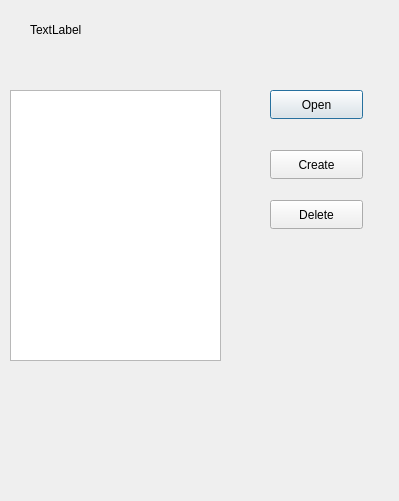
CS180-spring/cs180-21-wooohooo, file collection.ui: the form before one commit.
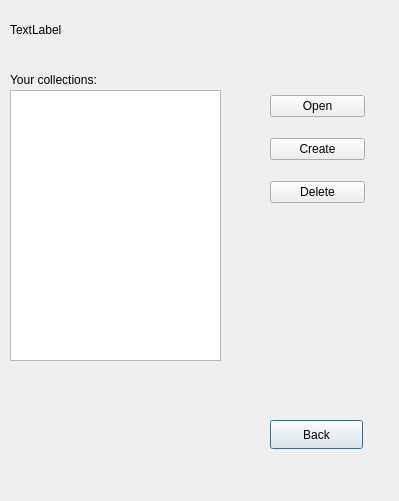
The form after the commit.

Commit message: update on open collection functionality

The edit to the form file:
```diff
--- a/collection.ui
+++ b/collection.ui
@@ -13,49 +13,10 @@
   <property name="windowTitle">
    <string>Dialog</string>
   </property>
-  <widget class="QPushButton" name="open">
-   <property name="geometry">
-    <rect>
-     <x>270</x>
-     <y>90</y>
-     <width>93</width>
-     <height>29</height>
-    </rect>
-   </property>
-   <property name="text">
-    <string>Open</string>
-   </property>
-  </widget>
-  <widget class="QPushButton" name="create">
-   <property name="geometry">
-    <rect>
-     <x>270</x>
-     <y>150</y>
-     <width>93</width>
-     <height>29</height>
-    </rect>
-   </property>
-   <property name="text">
-    <string>Create</string>
-   </property>
-  </widget>
-  <widget class="QPushButton" name="delete_2">
-   <property name="geometry">
-    <rect>
-     <x>270</x>
-     <y>200</y>
-     <width>93</width>
-     <height>29</height>
-    </rect>
-   </property>
-   <property name="text">
-    <string>Delete</string>
-   </property>
-  </widget>
   <widget class="QLabel" name="label">
    <property name="geometry">
     <rect>
-     <x>30</x>
+     <x>10</x>
      <y>20</y>
      <width>131</width>
      <height>20</height>
@@ -75,6 +36,65 @@
     </rect>
    </property>
   </widget>
+  <widget class="QLabel" name="label_2">
+   <property name="geometry">
+    <rect>
+     <x>10</x>
+     <y>70</y>
+     <width>121</width>
+     <height>20</height>
+    </rect>
+   </property>
+   <property name="text">
+    <string>Your collections:</string>
+   </property>
+  </widget>
+  <widget class="QPushButton" name="back">
+   <property name="geometry">
+    <rect>
+     <x>270</x>
+     <y>420</y>
+     <width>93</width>
+     <height>29</height>
+    </rect>
+   </property>
+   <property name="text">
+    <string>Back</string>
+   </property>
+  </widget>
+  <widget class="QWidget" name="">
+   <property name="geometry">
+    <rect>
+     <x>270</x>
+     <y>80</y>
+     <width>95</width>
+     <height>139</height>
+    </rect>
+   </property>
+   <layout class="QVBoxLayout" name="verticalLayout">
+    <item>
+     <widget class="QPushButton" name="open">
+      <property name="text">
+       <string>Open</string>
+      </property>
+     </widget>
+    </item>
+    <item>
+     <widget class="QPushButton" name="create">
+      <property name="text">
+       <string>Create</string>
+      </property>
+     </widget>
+    </item>
+    <item>
+     <widget class="QPushButton" name="delete_2">
+      <property name="text">
+       <string>Delete</string>
+      </property>
+     </widget>
+    </item>
+   </layout>
+  </widget>
  </widget>
  <resources/>
  <connections/>
```
The commit also changes 5 other files.
